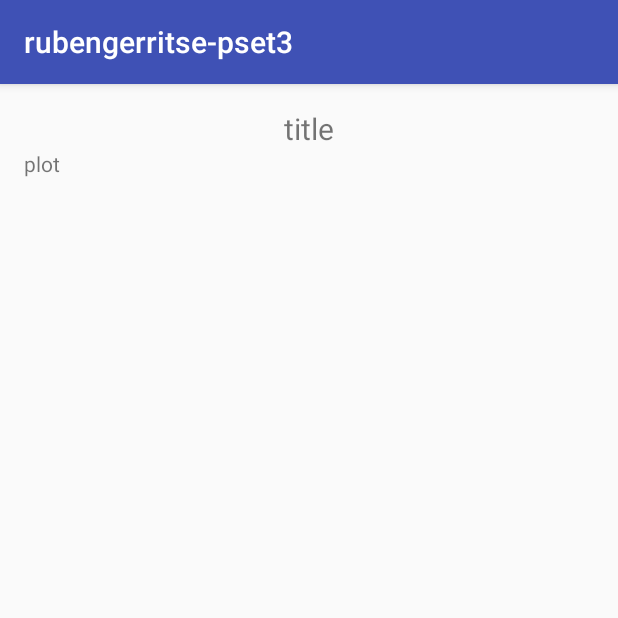
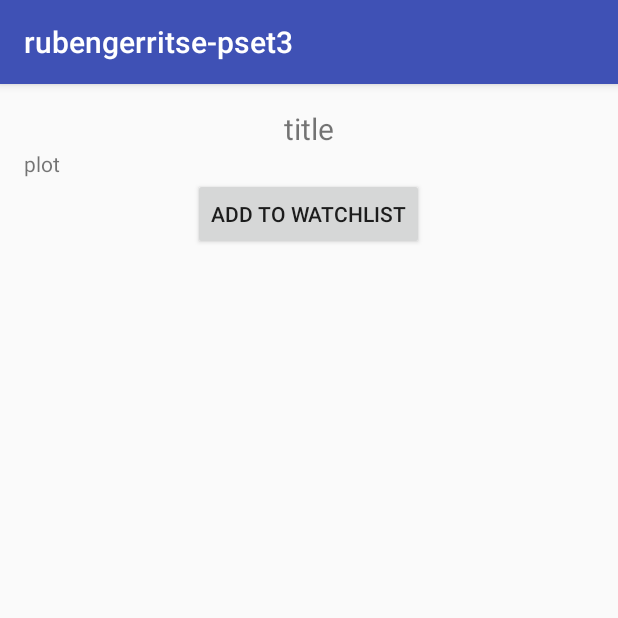
Before and after one commit to Rgerritse/rubengerritse-pset3, an Android app: the MoviePage screen opened directly, with no data from a screen before it, on a phone screen of 412 x 824 dp, the top half of it. Run offline under Robolectric (Android 15) with nearby library versions, the phone set to English and light mode, and no system bars; network calls fail; 1 statement that could not run was skipped.

Commit message:
Button from main to watchlist added. Needs to be changed to tabs

```diff
--- a/app/build.gradle
+++ b/app/build.gradle
@@ -27,4 +27,5 @@ dependencies {
     compile 'com.android.support:appcompat-v7:24.2.1'
     testCompile 'junit:junit:4.12'
     compile 'com.android.support:recyclerview-v7:24.2.1'
+    compile 'com.android.support:design:24.2.1'
 }
--- a/app/src/main/res/layout/activity_movie_page.xml
+++ b/app/src/main/res/layout/activity_movie_page.xml
@@ -18,4 +18,12 @@
         android:layout_height="wrap_content"
         android:id="@+id/plot_text_view"
         android:text="plot"/>
+
+    <Button
+        android:layout_width="wrap_content"
+        android:layout_height="wrap_content"
+        android:layout_gravity="center"
+        android:id="@+id/change_status_button"
+        android:onClick="changeStatus"
+        android:text="Add to watchlist"/>
 </LinearLayout>
```
Also changed, not shown: app/src/main/java/com/example/ruben/rubengerritse_pset3/MainActivity.java (+10 -2 lines), app/src/main/java/com/example/ruben/rubengerritse_pset3/MoviePage.java (+42 -3 lines), app/src/main/java/com/example/ruben/rubengerritse_pset3/WatchList.java (+12 -0 lines), app/src/main/res/layout/activity_main.xml (+9 -2 lines).
